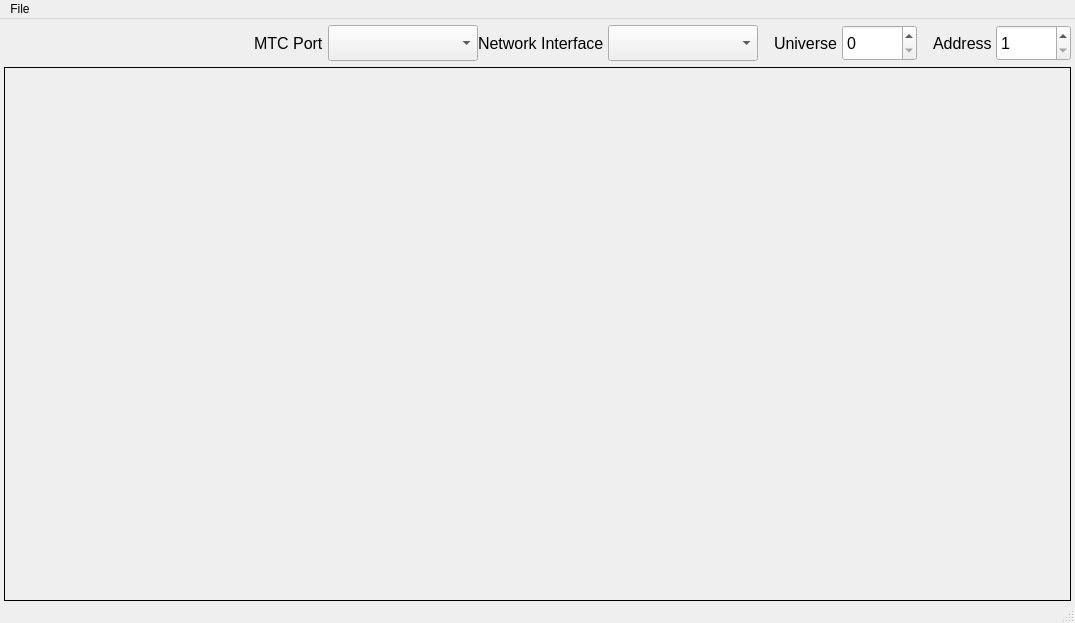
Above: TimecodeCameraController/src/UI/Windows/MainWindow/MainWindow.ui from CFXS/MTC-Camera-Controller before the change. Below: the same form after it.
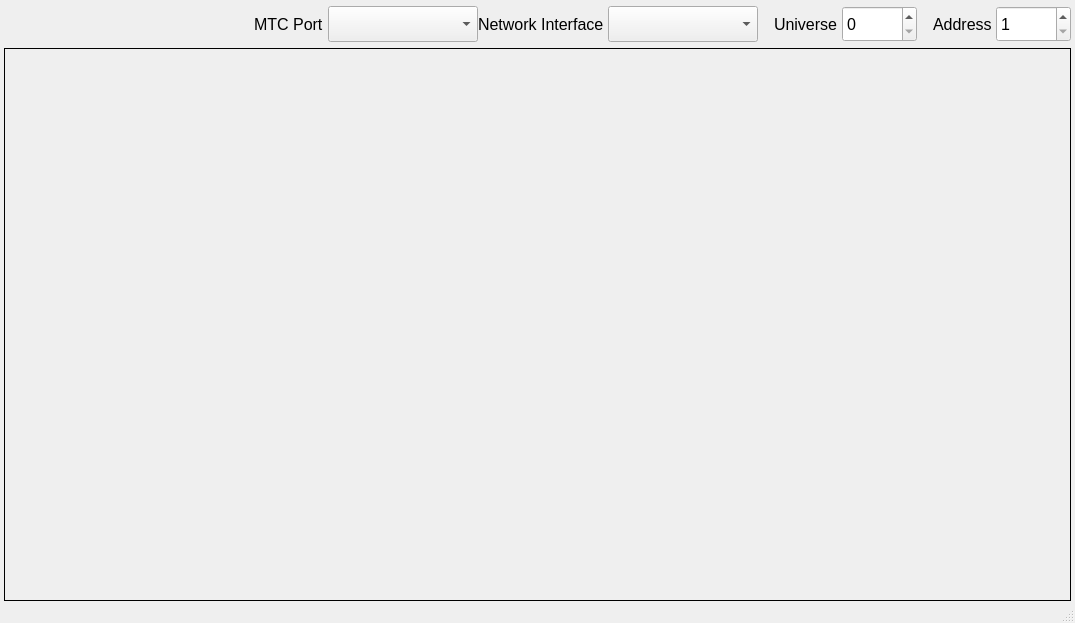
That is the form after the change.

Patch:
```diff
--- a/TimecodeCameraController/src/UI/Windows/MainWindow/MainWindow.ui
+++ b/TimecodeCameraController/src/UI/Windows/MainWindow/MainWindow.ui
@@ -379,26 +379,6 @@
     </item>
    </layout>
   </widget>
-  <widget class="QMenuBar" name="menubar">
-   <property name="geometry">
-    <rect>
-     <x>0</x>
-     <y>0</y>
-     <width>1044</width>
-     <height>22</height>
-    </rect>
-   </property>
-   <widget class="QMenu" name="menuFile">
-    <property name="title">
-     <string>File</string>
-    </property>
-    <addaction name="actionLoad_Project"/>
-    <addaction name="actionSave_Project"/>
-    <addaction name="separator"/>
-    <addaction name="actionExit"/>
-   </widget>
-   <addaction name="menuFile"/>
-  </widget>
   <widget class="QStatusBar" name="statusbar"/>
   <action name="actionLoad_Project">
    <property name="text">
```
